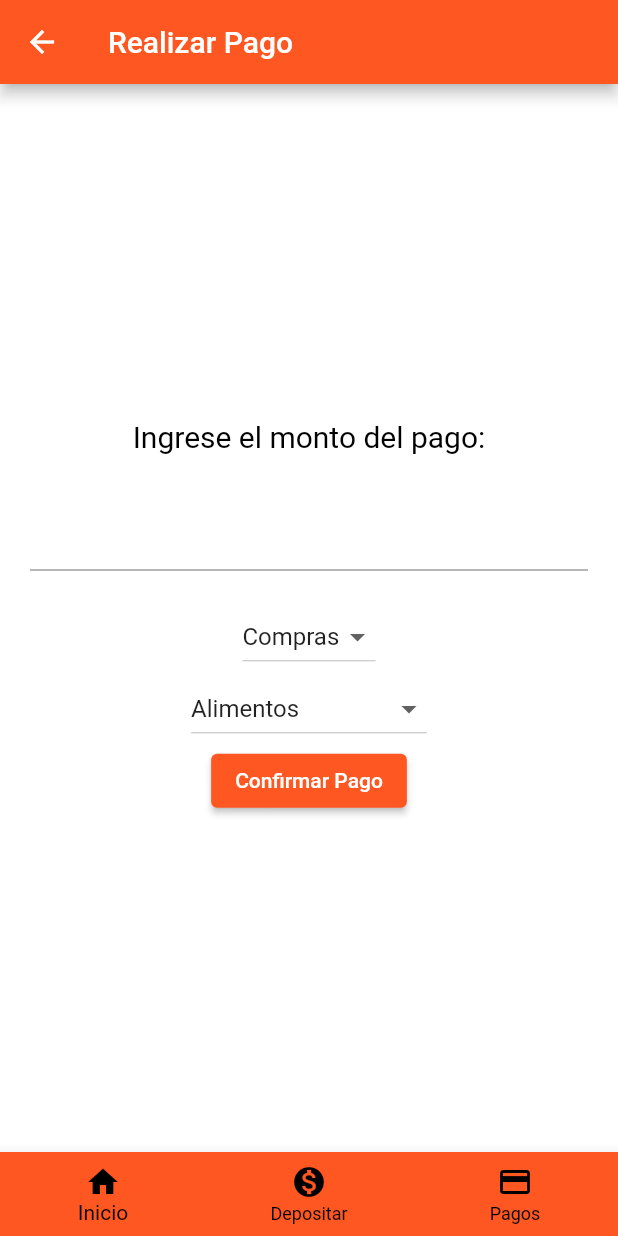
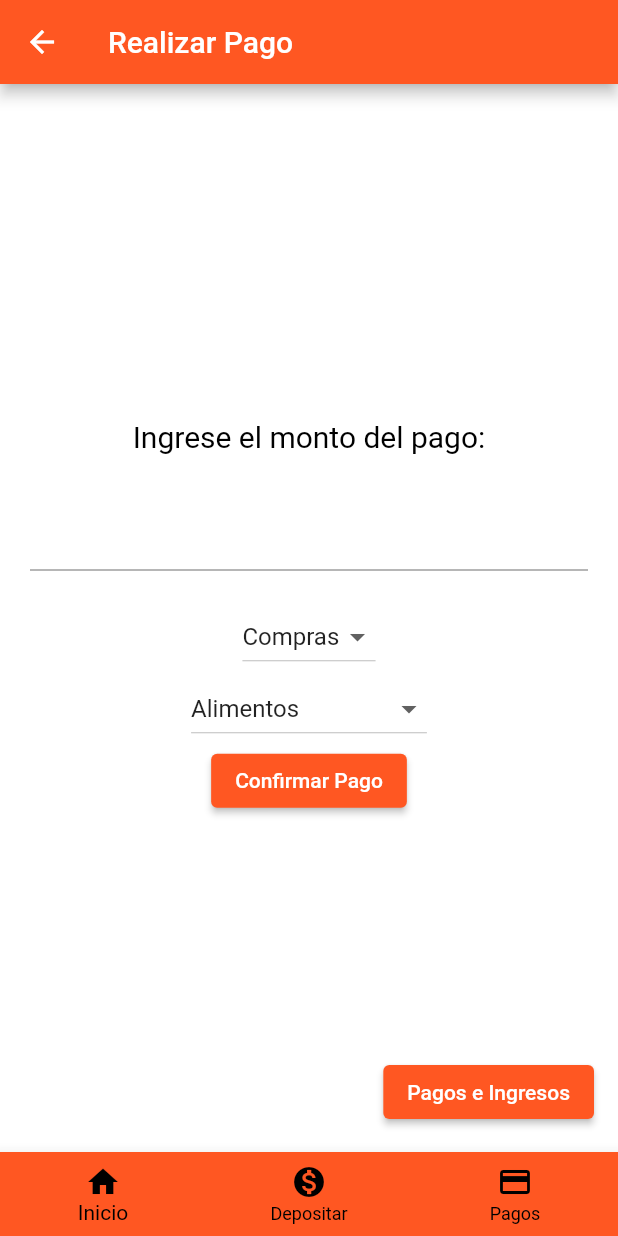
Before and after one commit to GustavoGutierrez98/MiMonedero4.0, a Flutter app: the screen it shows once a user with an empty profile is signed in, item 3 of the bottom bar chosen, on a phone screen of 412 x 824 dp. Run offline on Flutter 3.47's test engine with Material 2 defaults, Android fonts, the phone set to English and light mode, and no system bars; our stand-ins replace firebase_auth, firebase_core, open_file, sqflite; accounts and stored records are empty.

Commit message:
mejoras con librerias preparadas

```diff
--- a/lib/models/ingreso.dart
+++ b/lib/models/ingreso.dart
@@ -29,7 +29,7 @@ class IngresoDinero extends StatelessWidget {
   ),
 );
   },
-  child: Text('Dinero Depositado'),
+  child: Text('Ingresos y Pagos'),
   style: ElevatedButton.styleFrom(
     primary: Colors.deepOrange,
   ),
@@ -55,6 +55,8 @@ class Balance {
       'date': date,
     };
   }
+  int get year => DateTime.parse(date).year;
+  int get month => DateTime.parse(date).month;
 }
 
 class MiCartera extends StatefulWidget {
--- a/lib/models/pagos.dart
+++ b/lib/models/pagos.dart
@@ -1,6 +1,7 @@
 import 'package:flutter/material.dart';
 import 'package:mimonedero/widgets/navbar.dart';
-import 'package:mimonedero/widgets/pago_widget.dart'; // Import the database class
+import 'package:mimonedero/widgets/pago_widget.dart';
+import 'package:mimonedero/widgets/splash_screen.dart'; // Import the database class
 
 class Payment {
   final int? id;
@@ -25,6 +26,8 @@ class Payment {
       'type': type,
     };
   }
+  int get year => DateTime.parse(date).year;
+  int get month => DateTime.parse(date).month;
 }
 
 class VentanaPago extends StatelessWidget {
@@ -40,6 +43,21 @@ class VentanaPago extends StatelessWidget {
       body: Center(
         child: PaymentWidget(),
       ),
+      floatingActionButton: ElevatedButton(
+  onPressed: () {
+    // Navegar a la vista del historial de transacciones (BalanceView)
+    Navigator.push(
+  context,
+  MaterialPageRoute(
+     builder: (context) => SplashScreen(),
+  ),
+);
+  },
+  child: Text('Pagos e Ingresos'),
+  style: ElevatedButton.styleFrom(
+    primary: Colors.deepOrange,
+  ),
+),
     );
   }
 }
--- a/lib/widgets/navbar.dart
+++ b/lib/widgets/navbar.dart
@@ -4,7 +4,8 @@ import 'package:mimonedero/models/pantalla_principal.dart';
 import 'package:mimonedero/models/ingreso.dart';
 
 class NavBar extends StatefulWidget {
-  const NavBar({super.key});
+  const NavBar({Key? key}) : super(key: key);
+
 
   @override
   // ignore: library_private_types_in_public_api
--- a/lib/widgets/pago_widget.dart
+++ b/lib/widgets/pago_widget.dart
@@ -1,6 +1,7 @@
 import 'package:flutter/material.dart';
 import 'package:mimonedero/database/db.dart';
 import 'package:mimonedero/models/pagos.dart';
+import 'package:mimonedero/widgets/filtro_numerico.dart';
 
 class PaymentWidget extends StatefulWidget {
   @override
@@ -25,6 +26,7 @@ class _PaymentWidgetState extends State<PaymentWidget> {
         Padding(
           padding: const EdgeInsets.all(20.0),
           child: TextField(
+            inputFormatters: [MyFilter()],
             keyboardType: TextInputType.number,
             onChanged: (value) {
               setState(() {
--- a/pubspec.yaml
+++ b/pubspec.yaml
@@ -48,7 +48,9 @@ dependencies:
   path_provider: ^2.0.9
   open_file: ^3.1.0
   flutter_datetime_picker: ^1.5.1
-  fl_chart: ^0.40.0
+  fl_chart: ^0.51.0
+  charts_flutter: ^0.12.0
+  font_awesome_flutter: ^10.6.0
 
 dev_dependencies:
   flutter_test:
```
Also changed, not shown: lib/widgets/filtro_numerico.dart (+13 -2 lines), pubspec.lock.
